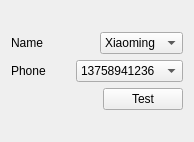
Before: the Qt Designer form forms/callform.ui in sengeiou/xtool, drawn with Qt 5.
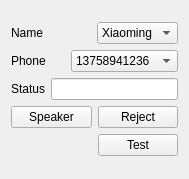
After: the same form once the commit is applied.

The edit to the form file:
```diff
--- a/forms/callform.ui
+++ b/forms/callform.ui
@@ -6,8 +6,8 @@
    <rect>
     <x>0</x>
     <y>0</y>
-    <width>194</width>
-    <height>142</height>
+    <width>189</width>
+    <height>179</height>
    </rect>
   </property>
   <property name="windowTitle">
@@ -73,6 +73,38 @@
      </item>
      <item>
       <layout class="QHBoxLayout" name="horizontalLayout_3">
+       <item>
+        <widget class="QLabel" name="status_lable_">
+         <property name="text">
+          <string>Status</string>
+         </property>
+        </widget>
+       </item>
+       <item>
+        <widget class="QLineEdit" name="status_text_"/>
+       </item>
+      </layout>
+     </item>
+     <item>
+      <layout class="QHBoxLayout" name="horizontalLayout_4">
+       <item>
+        <widget class="QPushButton" name="pushbutton_test_1">
+         <property name="text">
+          <string>Speaker</string>
+         </property>
+        </widget>
+       </item>
+       <item>
+        <widget class="QPushButton" name="pushbutton_test_2">
+         <property name="text">
+          <string>Reject</string>
+         </property>
+        </widget>
+       </item>
+      </layout>
+     </item>
+     <item>
+      <layout class="QHBoxLayout" name="horizontalLayout_5">
        <item>
         <spacer name="horizontalSpacer">
          <property name="orientation">
```
